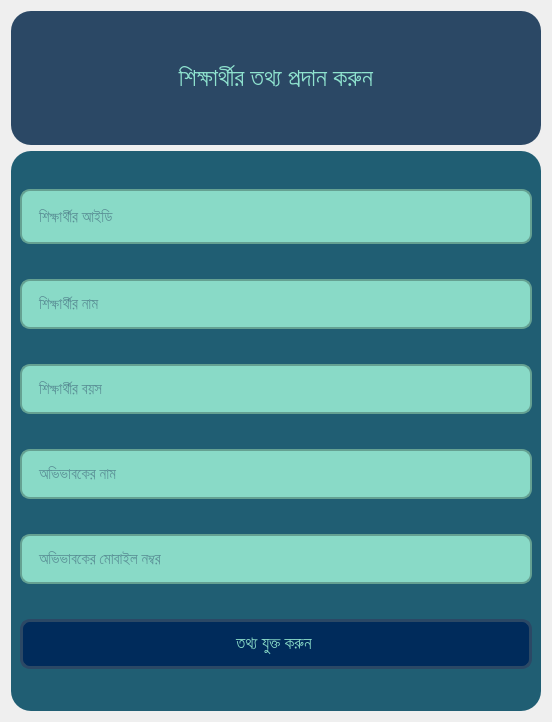
This is EmPower/Teacher/Frontend/PyQt_UI/add_new_student.ui in ahmedfahad04/SPL-2 as Qt 5 draws it before an edit. The edited form follows.
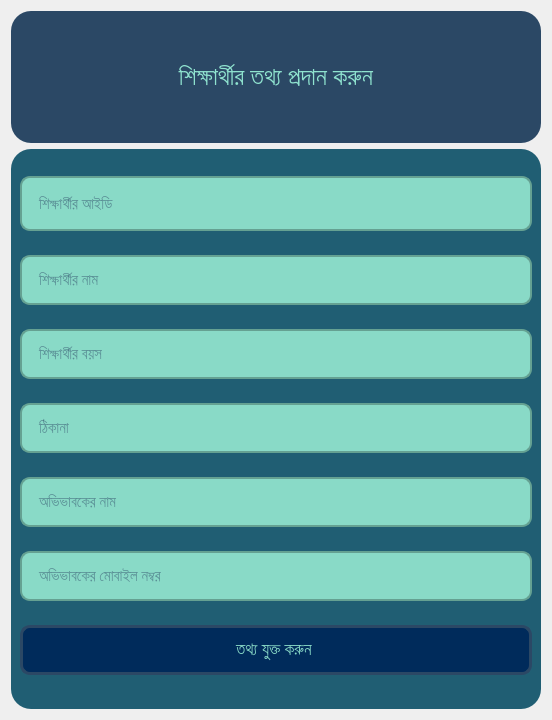
This is the edited form.

```diff
--- a/EmPower/Teacher/Frontend/PyQt_UI/add_new_student.ui
+++ b/EmPower/Teacher/Frontend/PyQt_UI/add_new_student.ui
@@ -7,7 +7,7 @@
     <x>0</x>
     <y>0</y>
     <width>552</width>
-    <height>722</height>
+    <height>720</height>
    </rect>
   </property>
   <property name="minimumSize">
@@ -151,6 +151,8 @@
          <font>
           <family>Hind Siliguri Medium</family>
           <pointsize>11</pointsize>
+          <weight>50</weight>
+          <bold>false</bold>
          </font>
         </property>
         <property name="styleSheet">
@@ -161,7 +163,33 @@
 color: rgb(43, 72, 101);</string>
         </property>
         <property name="placeholderText">
-         <string>শিক্ষার্থীর বয়স  </string>
+         <string>শিক্ষার্থীর বয়স</string>
+        </property>
+       </widget>
+      </item>
+      <item>
+       <widget class="QLineEdit" name="input_address">
+        <property name="minimumSize">
+         <size>
+          <width>330</width>
+          <height>50</height>
+         </size>
+        </property>
+        <property name="font">
+         <font>
+          <family>Hind Siliguri Medium</family>
+          <pointsize>11</pointsize>
+         </font>
+        </property>
+        <property name="styleSheet">
+         <string notr="true">background-color: rgb(137, 218, 199);
+border: 2px solid rgb(101, 161, 146);
+padding-left: 15px;
+border-radius: 10px;
+color: rgb(43, 72, 101);</string>
+        </property>
+        <property name="placeholderText">
+         <string>ঠিকানা</string>
         </property>
        </widget>
       </item>
```
